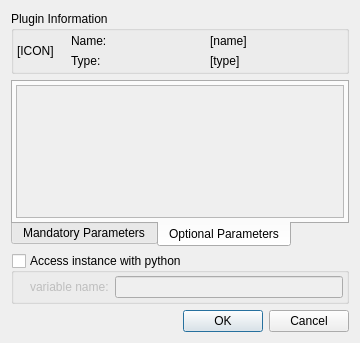
The window that Qitom/ui/dialogNewPluginInstance.ui (itom-project/itom) describes before a commit, drawn with Qt 5.
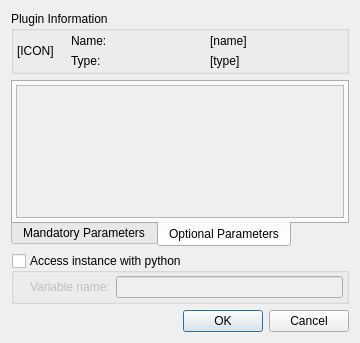
The same window after the commit. The open tabs and pages were chosen to show the change. Icons and pictures are not drawn.

```diff
--- a/Qitom/ui/dialogNewPluginInstance.ui
+++ b/Qitom/ui/dialogNewPluginInstance.ui
@@ -240,7 +240,7 @@
          <string>variable name in global workspace</string>
         </property>
         <property name="text">
-         <string>variable name:</string>
+         <string>Variable name:</string>
         </property>
         <property name="buddy">
          <cstring>txtPythonVariable</cstring>
```
Left out of the diff: 8 changed lines with no effect on the pictures.
